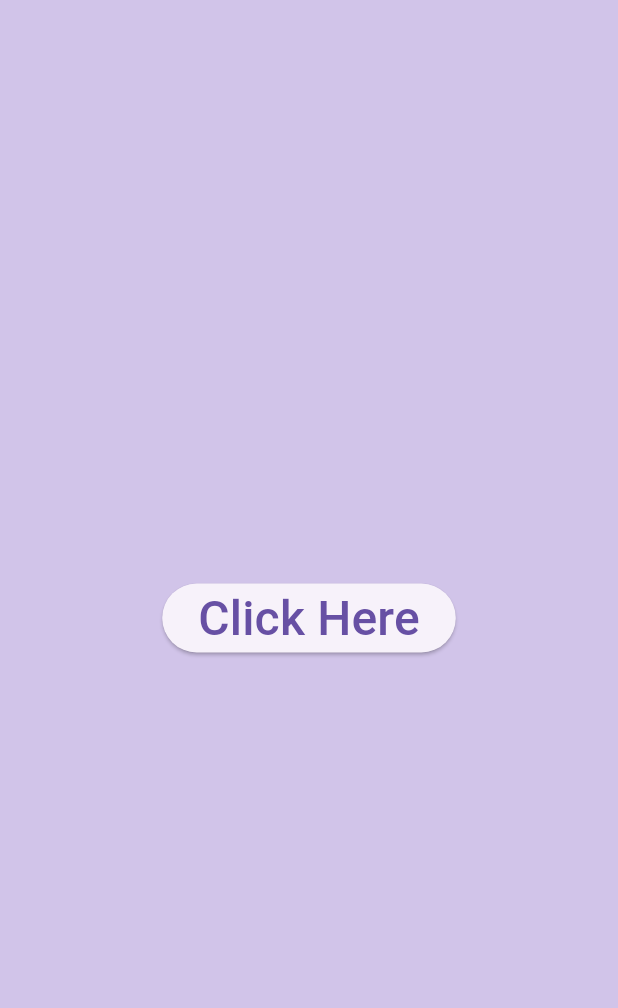
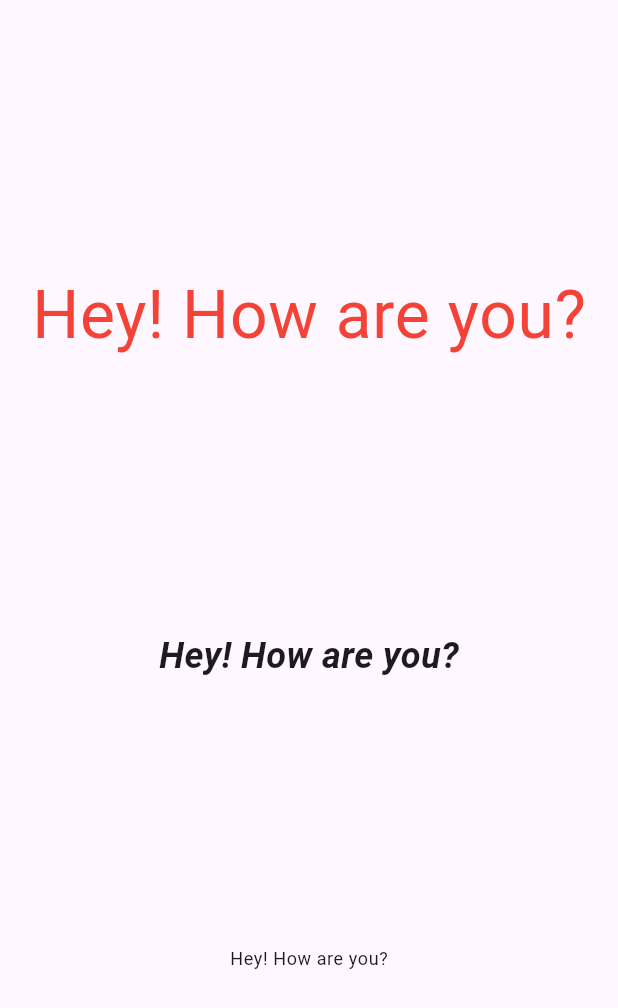
Before and after one commit to IkramulHasanTanvir/LearnFlutter, a Flutter app: the screen it shows after launch, on a phone screen of 412 x 824 dp. Shown: the top 1008 px of the screen. Run offline on Flutter 3.47's test engine with Material 3 defaults, Android fonts, the phone set to English and light mode, and no system bars.

Commit message:
Text & Styling Widget

```diff
--- a/lib/main.dart
+++ b/lib/main.dart
@@ -9,9 +9,26 @@ class MyApp extends StatelessWidget {
 
   @override
   Widget build(BuildContext context) {
-    return const MaterialApp(
+    return MaterialApp(
       debugShowCheckedModeBanner: false,
       home: MyHome(),
+      theme: ThemeData(textTheme: TextTheme(
+        bodyLarge: TextStyle(
+          fontSize: 44,
+        ),
+
+        bodyMedium: TextStyle(
+            fontSize: 24,
+            fontWeight: FontWeight.bold,
+            fontStyle: FontStyle.italic
+        ),
+
+        bodySmall: TextStyle(
+          fontSize: 12,
+        ),
+
+      ),
+      ),
     );
   }
 }
--- a/lib/my_home.dart
+++ b/lib/my_home.dart
@@ -1,43 +1,33 @@
 import 'package:flutter/material.dart';
 
-class MyHome extends StatefulWidget {
+class MyHome extends StatelessWidget {
   const MyHome({super.key});
 
-  @override
-  State<MyHome> createState() => _MyHomeState();
-}
-
-class _MyHomeState extends State<MyHome> {
-
-  void _showDialog (){
-    showDialog(context: context, builder: (context){
-      return AlertDialog(
-        backgroundColor: Colors.deepPurple.shade100,
-        title: Text('Title',style: TextStyle(fontSize: 32),),
-        content: Text('hey, how are you? Brother'),
-        contentPadding: EdgeInsets.all(32),
-        actions: [
-          TextButton(onPressed: (){}, child: Text('Ok'),),
-          TextButton(onPressed: (){
-            Navigator.pop(context);
-          }, child: Text('Cancel'),),
-        ],
-      );
-    });
-  }
+  final myTextColor = Colors.red;
 
   @override
   Widget build(BuildContext context) {
     return Scaffold(
-      backgroundColor: Colors.deepPurple.shade100,
       body: Center(
-        child: ElevatedButton(
-          onPressed: _showDialog,
-          child: Text('Click Here',style: TextStyle(
-            fontSize: 32,
-          ),),
+        child: Column(
+          mainAxisAlignment: MainAxisAlignment.spaceEvenly,
+          children: [
+            Text(
+              'Hey! How are you?',
+              style: Theme.of(context)
+                  .textTheme
+                  .bodyLarge
+                  ?.copyWith(color: myTextColor),
+            ),
 
-        )
+            const Text('Hey! How are you?'), // bodyMedium default
+
+            Text(
+              'Hey! How are you?',
+              style: Theme.of(context).textTheme.bodySmall,
+            ),
+          ],
+        ),
       ),
     );
   }
```
